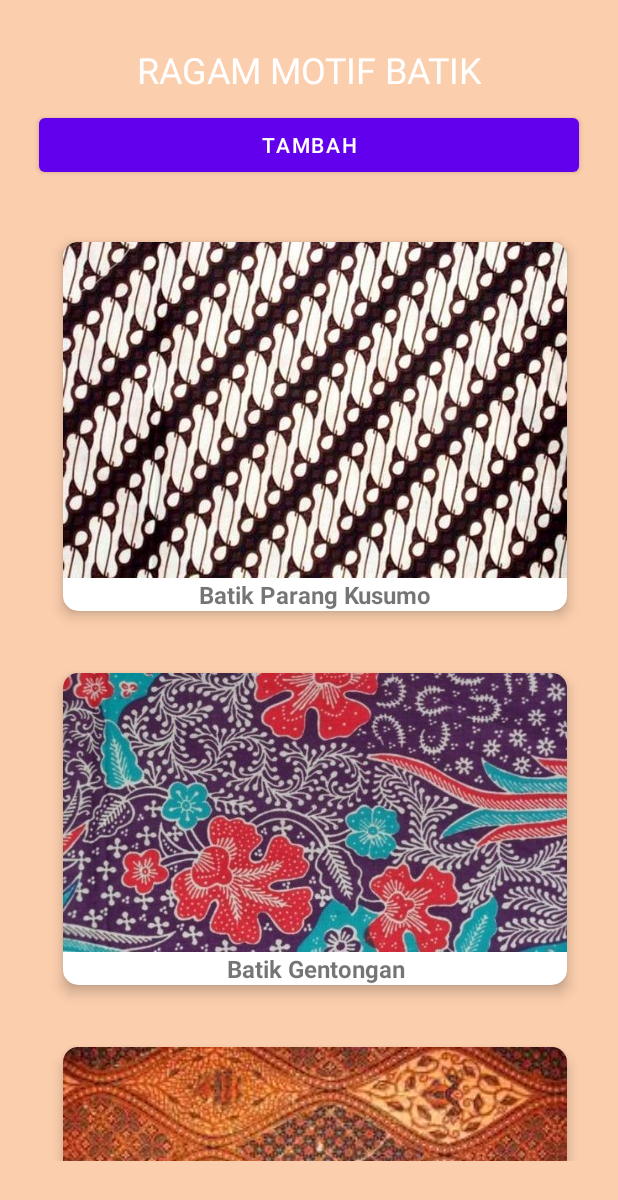
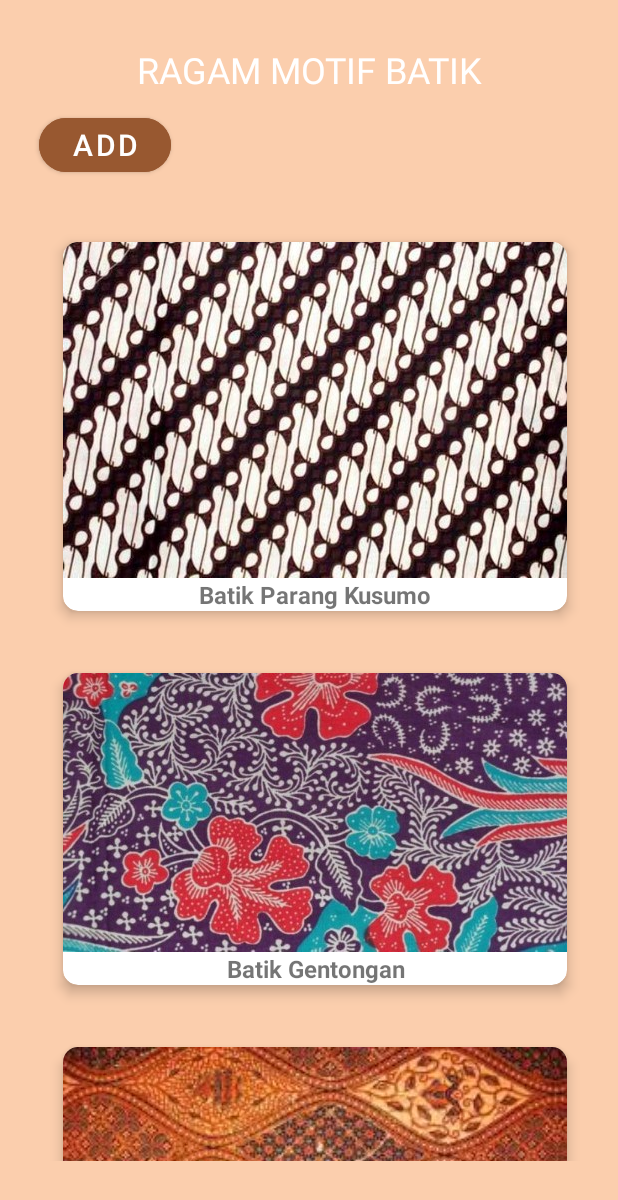
Before and after one commit to octaviadyah3/Batik-Lanjutan-Android, an Android app: the RagamBatik screen opened directly, with no data from a screen before it, on a phone screen of 412 x 824 dp. Shown: the top 1200 px of the screen. Run offline under Robolectric (Android 15) with nearby library versions, the phone set to English and light mode, and no system bars.

Commit message:
memperbarui tombol ADD untuk roomdatabase

```diff
--- a/app/src/main/res/layout/ragambatikk.xml
+++ b/app/src/main/res/layout/ragambatikk.xml
@@ -29,12 +29,17 @@
             android:textSize="24sp" />
 
         <Button
-            android:id="@+id/btn_tambah"
-            android:layout_width="match_parent"
+            android:id="@+id/btn_add"
+            android:layout_width="wrap_content"
             android:layout_height="wrap_content"
-            android:text="Tambah"
             android:layout_alignParentBottom="true"
-            android:layout_margin="10dp"/>
+            android:layout_margin="10dp"
+            android:layout_marginEnd="10dp"
+            android:backgroundTint="#985830"
+            android:text="ADD"
+            android:textSize="20dp"
+            app:cornerRadius="20dp" />
+
 
         <androidx.recyclerview.widget.RecyclerView
             android:id="@+id/rv_batik"
```
Also changed, not shown: app/build.gradle (+10 -6 lines).
